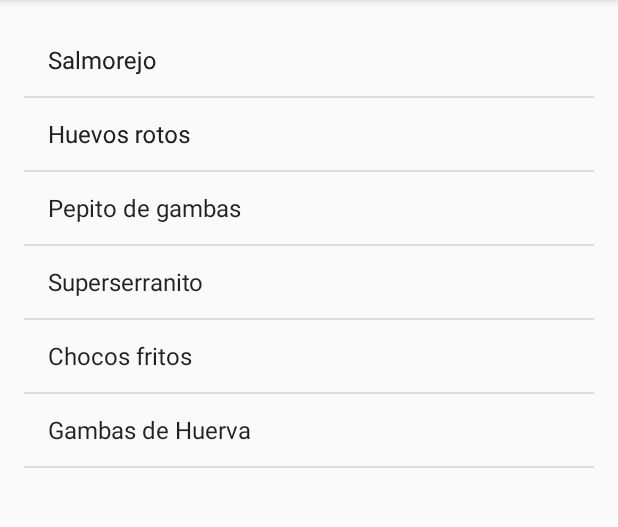
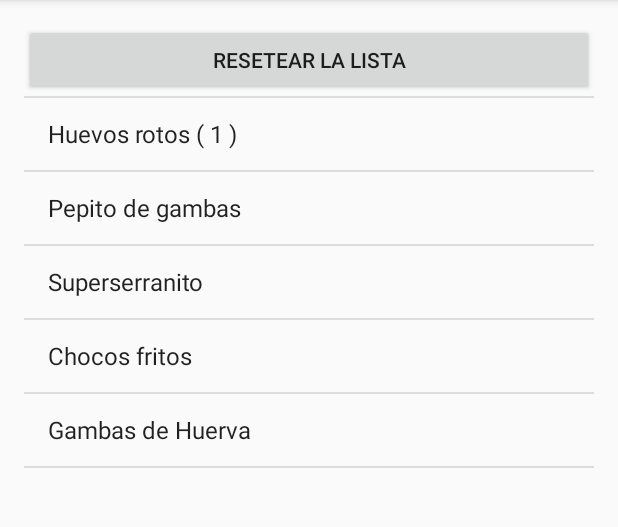
Before and after one commit to miguelcamposdev/di2016, an Android app: the screen it shows after launch (MainActivity), after a tap on "Huevos rotos", on a phone screen of 412 x 824 dp, the part 84-611 px from its top. Run offline under Robolectric (Android 15) with nearby library versions, the phone set to English and light mode, and no system bars; 1 other tap on this screen came first.

Commit message:
Lista con refresco

```diff
--- a/07_Listas/01_ListaSimple/app/src/main/java/com/miguelcr/a01_listasimple/MainActivity.java
+++ b/07_Listas/01_ListaSimple/app/src/main/java/com/miguelcr/a01_listasimple/MainActivity.java
@@ -6,12 +6,15 @@ import android.view.View;
 import android.widget.AdapterView;
 import android.widget.ArrayAdapter;
 import android.widget.ListView;
+import android.widget.TextView;
 import android.widget.Toast;
 
 public class MainActivity extends AppCompatActivity implements AdapterView.OnItemClickListener {
     private ListView listaComida;
     private String[] comidas = new String[6];
+    private int[] unidades = {0,0,0,0,0,0};
     private boolean[] rotations = {false,false,false,false,false,false};
+    private ArrayAdapter<String> adapterComidas;
 
     @Override
     protected void onCreate(Bundle savedInstanceState) {
@@ -32,7 +35,7 @@ public class MainActivity extends AppCompatActivity implements AdapterView.OnIte
         // 3. Creamos un Adapter que nos permita dibujar los elementos
         // de nuestro array en el ListView
 
-        ArrayAdapter<String> adapterComidas = new ArrayAdapter<>(this,
+        adapterComidas = new ArrayAdapter<>(this,
                 android.R.layout.simple_list_item_1,comidas);
 
         // 4. Conectar el Adapter con el ListView
@@ -46,16 +49,32 @@ public class MainActivity extends AppCompatActivity implements AdapterView.OnIte
     @Override
     public void onItemClick(AdapterView<?> parent, View view, int position, long id) {
         String elementoSeleccionado = comidas[position];
+        TextView texto = (TextView) view;
+
 
         Toast.makeText(this, "Seleccionado: "+elementoSeleccionado, Toast.LENGTH_LONG).show();
 
-        if(rotations[position]) {
-            view.animate().rotationY(360).setDuration(2000).start();
+        /*if(rotations[position]) {
+            view.animate().rotationX(360).setDuration(2000).start();
         } else  {
-            view.animate().rotationY(-360).setDuration(2000).start();
-        }
+            view.animate().rotationX(-360).setDuration(2000).start();
+        }*/
+
+        unidades[position]++;
+        texto.setText(comidas[position]+" ( "+unidades[position]+" )");
 
         rotations[position] = !rotations[position];
 
     }
+
+    public void resetListaComidas(View view) {
+        // Reseteamos el número de unidades de todas las comidas a 0.
+        for(int i=0; i<unidades.length; i++) {
+            unidades[i] = 0;
+        }
+
+        // Tenemos que redibujar los elementos de la lista
+        // haciendo uso del Adapter.
+        adapterComidas.notifyDataSetChanged();
+    }
 }
--- a/07_Listas/01_ListaSimple/app/src/main/res/layout/activity_main.xml
+++ b/07_Listas/01_ListaSimple/app/src/main/res/layout/activity_main.xml
@@ -10,6 +10,12 @@
     android:paddingTop="@dimen/activity_vertical_margin"
     tools:context="com.miguelcr.a01_listasimple.MainActivity">
 
+    <Button
+        android:layout_width="match_parent"
+        android:layout_height="wrap_content"
+        android:text="Resetear la lista"
+        android:onClick="resetListaComidas" />
+
     <ListView
         android:id="@+id/list_view_food"
         android:layout_width="match_parent"
```
